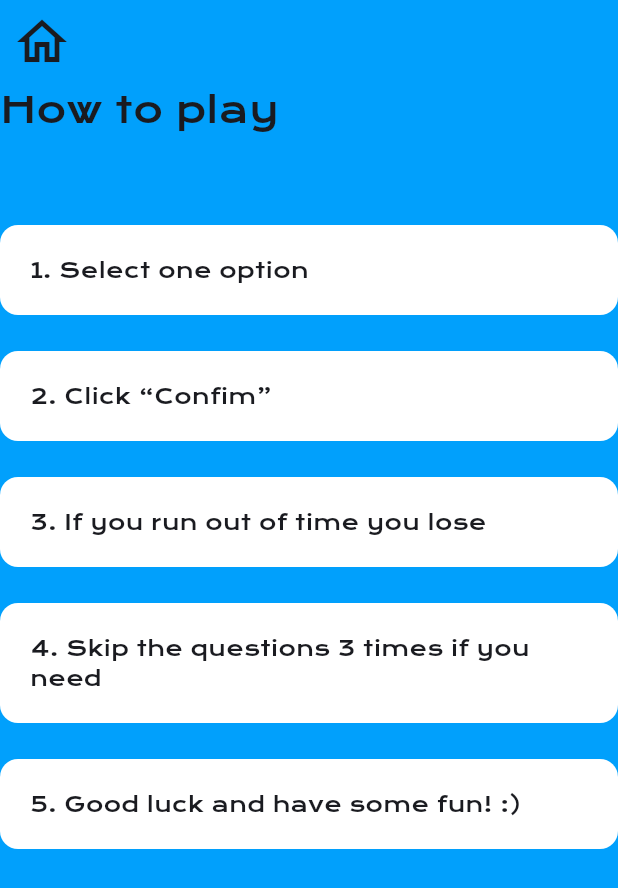
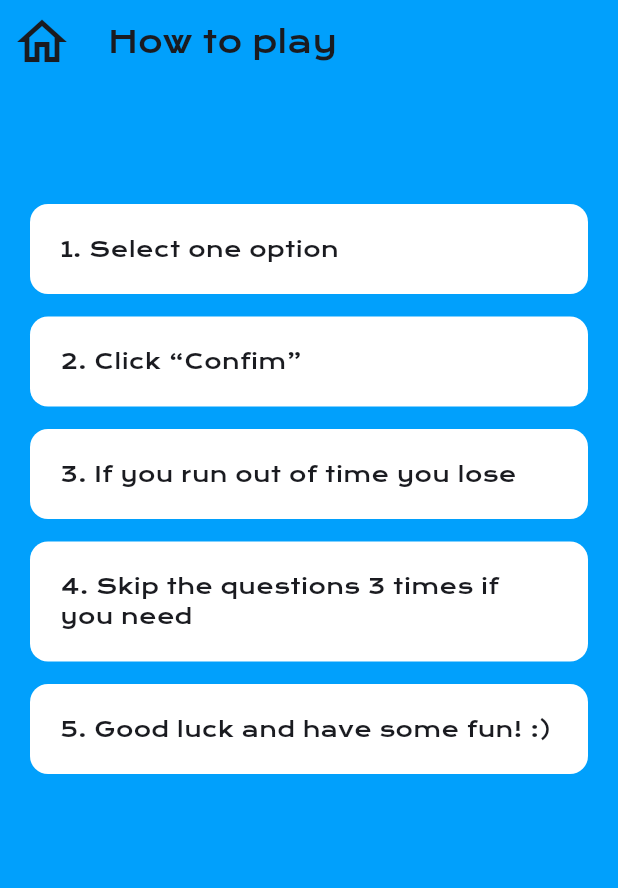
Before and after one commit to IvoVicente/QuizMania, a Flutter app: the screen it shows after launch, after a tap on "How to play", on a phone screen of 412 x 824 dp. Shown: the top 888 px of the screen. Run offline on Flutter 3.47's test engine with Material 3 defaults, Android fonts, the phone set to English and light mode, and no system bars.

Commit message:
Correções e melhorias de código

```diff
--- a/lib/main.dart
+++ b/lib/main.dart
@@ -31,11 +31,11 @@ class MainApp extends StatelessWidget {
       initialRoute: '/',
       routes: {
         '/': (context) => const HomePage(),
-        '/page': (context) => const HowPlay(),
-        '/page': (context) => OptionsPage(),
-        '/page': (context) => GameOver(),
-        //'/page': (context) => Score(),
-        '/page': (context) => Quiz()
+        '/how': (context) => const HowPlay(),
+        '/options': (context) => const OptionsPage(),
+        '/game_over': (context) => const GameOver(),
+        '/score': (context) => const Score(),
+        '/quiz': (context) => const Quiz()
       },
     );
   }
--- a/lib/pages/howplay.dart
+++ b/lib/pages/howplay.dart
@@ -10,6 +10,9 @@ class HowPlay extends StatelessWidget {
       backgroundColor: const Color.fromARGB(255, 1, 160, 252),
       appBar: AppBar(
         backgroundColor: const Color.fromARGB(255, 1, 160, 252),
+        title: const Text('How to play',
+              style: TextStyle(fontSize: 20),
+              ),
         leading: IconButton(
           icon: const Icon(
             Icons.home_outlined,
@@ -24,20 +27,21 @@ class HowPlay extends StatelessWidget {
       ),
       body: Center(
         child: Column(
-            crossAxisAlignment: CrossAxisAlignment.start,
+            crossAxisAlignment: CrossAxisAlignment.center,
             mainAxisAlignment: MainAxisAlignment.start,
             children: [
-              const Text(
-                'How to play',
-                style: TextStyle(fontSize: 24),
+              const SizedBox(
+                height: 80,
               ),
-              const SizedBox(
-                height: 60,
-              ),
-              Row(children: <Widget>[
+
+              Padding(
+                padding: const EdgeInsets.symmetric(horizontal: 20),
+                child: Column(
+                  children: <Widget>[
+                    Row( children: <Widget>[
                         Expanded(
                           child: Container(
-                  padding: const EdgeInsets.all(20.0),
+                            padding: const EdgeInsets.all(20),
                             decoration: BoxDecoration(
                               color: Colors.white,
                               borderRadius: BorderRadius.circular(12.0),
@@ -46,12 +50,16 @@ class HowPlay extends StatelessWidget {
                               '1. Select one option',
                               style: TextStyle(fontSize: 14),
                             ),
-                ))
-              ]),
+                          )
+                        ),
+                      ],
+                    ),
+
                     const SizedBox(
-                height: 24,
+                      height: 15,
                     ),
-              Row(children: <Widget>[
+
+                    Row( children: <Widget>[
                         Expanded(
                           child: Container(
                             padding: const EdgeInsets.all(20),
@@ -63,16 +71,19 @@ class HowPlay extends StatelessWidget {
                               '2. Click “Confim”',
                               style: TextStyle(fontSize: 14),
                             ),
-                )),
-              ]),
+                          )
+                        ),
+                      ],
+                    ),
+
                     const SizedBox(
-                height: 24,
+                      height: 15,
                     ),
-              Row(
-                children: [
+
+                    Row( children: <Widget>[
                         Expanded(
                           child: Container(
-                    padding: const EdgeInsets.all(20.0),
+                            padding: const EdgeInsets.all(20),
                             decoration: BoxDecoration(
                               color: Colors.white,
                               borderRadius: BorderRadius.circular(12.0),
@@ -81,16 +92,19 @@ class HowPlay extends StatelessWidget {
                               '3. If you run out of time you lose',
                               style: TextStyle(fontSize: 14),
                             ),
-                  ))
+                          )
+                        ),
                       ],
                     ),
+
                     const SizedBox(
-                height: 24,
+                      height: 15,
                     ),
-              Row(children: <Widget>[
+
+                    Row( children: <Widget>[
                         Expanded(
                           child: Container(
-                  padding: const EdgeInsets.all(20.0),
+                            padding: const EdgeInsets.all(20),
                             decoration: BoxDecoration(
                               color: Colors.white,
                               borderRadius: BorderRadius.circular(12.0),
@@ -99,16 +113,19 @@ class HowPlay extends StatelessWidget {
                               '4. Skip the questions 3 times if you need',
                               style: TextStyle(fontSize: 14),
                             ),
-                ))
-              ]),
+                          )
+                        ),
+                      ],
+                    ),
+
                     const SizedBox(
-                height: 24,
+                      height: 15,
                     ),
-              Row(
-                children: [
+
+                    Row( children: <Widget>[
                         Expanded(
                           child: Container(
-                    padding: const EdgeInsets.all(20.0),
+                            padding: const EdgeInsets.all(20),
                             decoration: BoxDecoration(
                               color: Colors.white,
                               borderRadius: BorderRadius.circular(12.0),
@@ -117,8 +134,13 @@ class HowPlay extends StatelessWidget {
                               '5. Good luck and have some fun! :)',
                               style: TextStyle(fontSize: 14),
                             ),
-                  ))
+                          )
+                        ),
                       ],
+                    ),
+
+                    ]
+                )
               ),
             ]),
       ),
--- a/pubspec.yaml
+++ b/pubspec.yaml
@@ -11,7 +11,6 @@ dependencies:
     sdk: flutter
   http: ^1.2.2
   provider: ^6.0.0
-  flutter_countdown_timer: ^4.1.0
 
 dev_dependencies:
   flutter_test:
```
Also changed, not shown: lib/pages/options.dart (+5 -5 lines), lib/pages/quiz.dart (+46 -30 lines), lib/pages/score.dart (+13 -23 lines), lib/services/open_trivia_api_service.dart (+1 -50 lines), pubspec.lock. Lines whose indentation alone changed are shown as unchanged.
